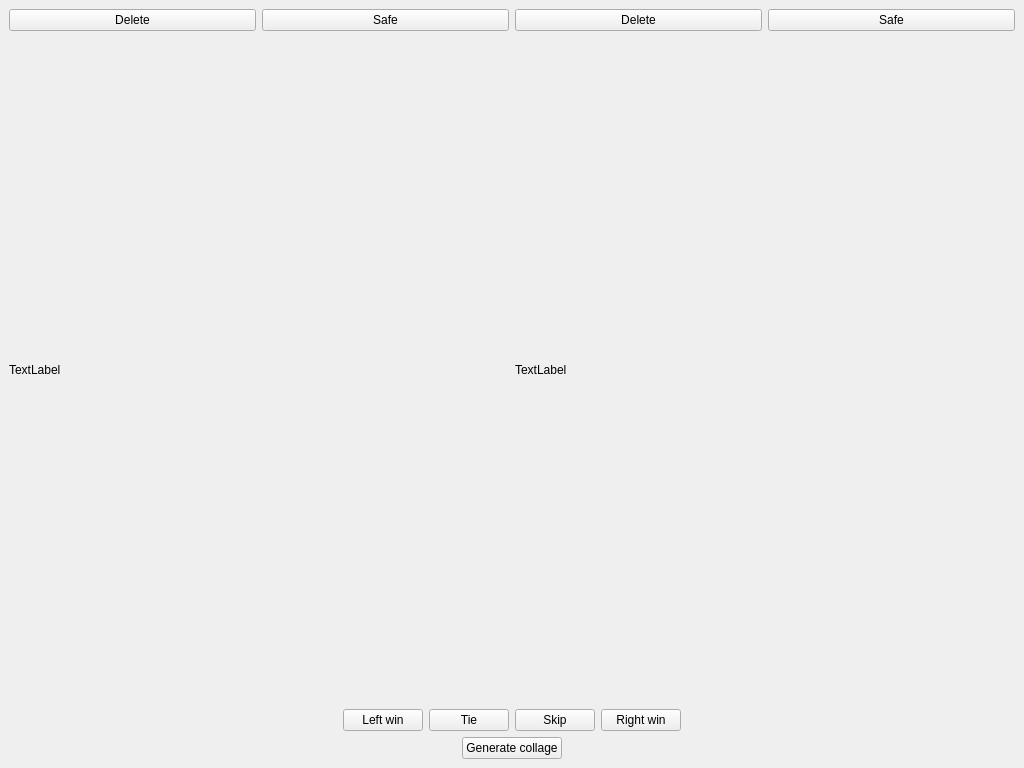
This is homura_art/ui/main_window.ui in nikohonu/homura-art as Qt 5 draws it before an edit. The edited form follows.
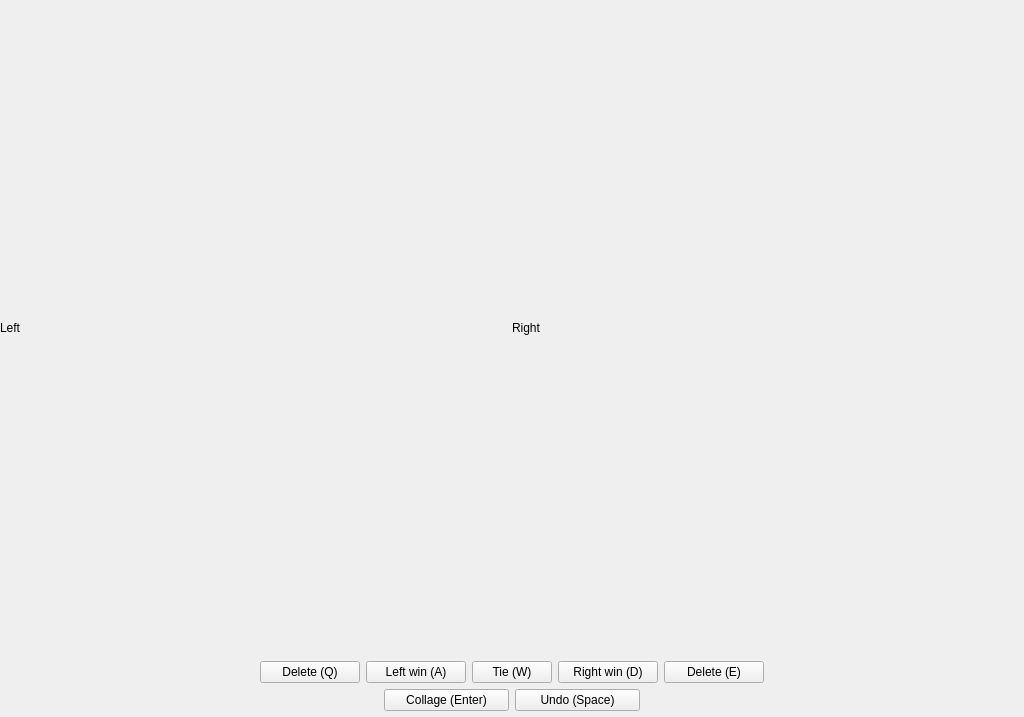
This is the edited form.

```diff
--- a/homura_art/ui/main_window.ui
+++ b/homura_art/ui/main_window.ui
@@ -7,7 +7,7 @@
     <x>0</x>
     <y>0</y>
     <width>1024</width>
-    <height>768</height>
+    <height>717</height>
    </rect>
   </property>
   <property name="windowTitle">
@@ -21,95 +21,51 @@
     </sizepolicy>
    </property>
    <layout class="QVBoxLayout" name="verticalLayout">
+    <property name="spacing">
+     <number>6</number>
+    </property>
+    <property name="leftMargin">
+     <number>0</number>
+    </property>
+    <property name="topMargin">
+     <number>0</number>
+    </property>
+    <property name="rightMargin">
+     <number>0</number>
+    </property>
+    <property name="bottomMargin">
+     <number>6</number>
+    </property>
     <item>
      <layout class="QHBoxLayout" name="files_layout">
+      <property name="spacing">
+       <number>0</number>
+      </property>
       <item>
-       <layout class="QVBoxLayout" name="left_layout">
-        <item>
-         <layout class="QHBoxLayout" name="left_control_buttons_layout">
-          <item>
-           <widget class="QPushButton" name="delete_left_button">
-            <property name="text">
-             <string>Delete</string>
-            </property>
-           </widget>
-          </item>
-          <item>
-           <widget class="QPushButton" name="safe_left_button">
-            <property name="text">
-             <string>Safe</string>
-            </property>
-           </widget>
-          </item>
-         </layout>
-        </item>
-        <item>
-         <widget class="QLabel" name="left_file">
-          <property name="sizePolicy">
-           <sizepolicy hsizetype="Preferred" vsizetype="Expanding">
-            <horstretch>0</horstretch>
-            <verstretch>2</verstretch>
-           </sizepolicy>
-          </property>
-          <property name="minimumSize">
-           <size>
-            <width>1</width>
-            <height>1</height>
-           </size>
-          </property>
-          <property name="text">
-           <string>TextLabel</string>
-          </property>
-          <property name="scaledContents">
-           <bool>false</bool>
-          </property>
-         </widget>
-        </item>
-       </layout>
+       <widget class="QLabel" name="left_file">
+        <property name="sizePolicy">
+         <sizepolicy hsizetype="Preferred" vsizetype="Expanding">
+          <horstretch>0</horstretch>
+          <verstretch>0</verstretch>
+         </sizepolicy>
+        </property>
+        <property name="text">
+         <string>Left</string>
+        </property>
+       </widget>
       </item>
       <item>
-       <layout class="QVBoxLayout" name="right_layout">
-        <item>
-         <layout class="QHBoxLayout" name="right_control_buttons_layout">
-          <item>
-           <widget class="QPushButton" name="delete_right_button">
-            <property name="text">
-             <string>Delete</string>
-            </property>
-           </widget>
-          </item>
-          <item>
-           <widget class="QPushButton" name="safe_right_button">
-            <property name="text">
-             <string>Safe</string>
-            </property>
-           </widget>
-          </item>
-         </layout>
-        </item>
-        <item>
-         <widget class="QLabel" name="right_file">
-          <property name="sizePolicy">
-           <sizepolicy hsizetype="Preferred" vsizetype="Expanding">
-            <horstretch>0</horstretch>
-            <verstretch>0</verstretch>
-           </sizepolicy>
-          </property>
-          <property name="minimumSize">
-           <size>
-            <width>1</width>
-            <height>1</height>
-           </size>
-          </property>
-          <property name="text">
-           <string>TextLabel</string>
-          </property>
-          <property name="scaledContents">
-           <bool>false</bool>
-          </property>
-         </widget>
-        </item>
-       </layout>
+       <widget class="QLabel" name="right_file">
+        <property name="sizePolicy">
+         <sizepolicy hsizetype="Preferred" vsizetype="Expanding">
+          <horstretch>0</horstretch>
+          <verstretch>0</verstretch>
+         </sizepolicy>
+        </property>
+        <property name="text">
+         <string>Right</string>
+        </property>
+       </widget>
       </item>
      </layout>
     </item>
@@ -128,31 +84,68 @@
         </property>
        </spacer>
       </item>
+      <item>
+       <widget class="QPushButton" name="delete_left_button">
+        <property name="minimumSize">
+         <size>
+          <width>100</width>
+          <height>0</height>
+         </size>
+        </property>
+        <property name="text">
+         <string>Delete (Q)</string>
+        </property>
+       </widget>
+      </item>
       <item>
        <widget class="QPushButton" name="left_win_button">
+        <property name="minimumSize">
+         <size>
+          <width>100</width>
+          <height>0</height>
+         </size>
+        </property>
         <property name="text">
-         <string>Left win</string>
+         <string>Left win (A)</string>
         </property>
        </widget>
       </item>
       <item>
        <widget class="QPushButton" name="tie_button">
-        <property name="text">
-         <string>Tie</string>
+        <property name="minimumSize">
+         <size>
+          <width>0</width>
+          <height>0</height>
+         </size>
         </property>
-       </widget>
-      </item>
-      <item>
-       <widget class="QPushButton" name="skip_button">
         <property name="text">
-         <string>Skip</string>
+         <string>Tie (W)</string>
         </property>
        </widget>
       </item>
       <item>
        <widget class="QPushButton" name="right_win_button">
+        <property name="minimumSize">
+         <size>
+          <width>100</width>
+          <height>0</height>
+         </size>
+        </property>
         <property name="text">
-         <string>Right win</string>
+         <string>Right win (D)</string>
+        </property>
+       </widget>
+      </item>
+      <item>
+       <widget class="QPushButton" name="delete_right_button">
+        <property name="minimumSize">
+         <size>
+          <width>100</width>
+          <height>0</height>
+         </size>
+        </property>
+        <property name="text">
+         <string>Delete (E)</string>
         </property>
        </widget>
       </item>
@@ -188,8 +181,27 @@
       </item>
       <item>
        <widget class="QPushButton" name="collage_button">
+        <property name="minimumSize">
+         <size>
+          <width>125</width>
+          <height>0</height>
+         </size>
+        </property>
         <property name="text">
-         <string>Generate collage</string>
+         <string>Collage (Enter)</string>
+        </property>
+       </widget>
+      </item>
+      <item>
+       <widget class="QPushButton" name="pushButton">
+        <property name="minimumSize">
+         <size>
+          <width>125</width>
+          <height>0</height>
+         </size>
+        </property>
+        <property name="text">
+         <string>Undo (Space)</string>
         </property>
        </widget>
       </item>
```
